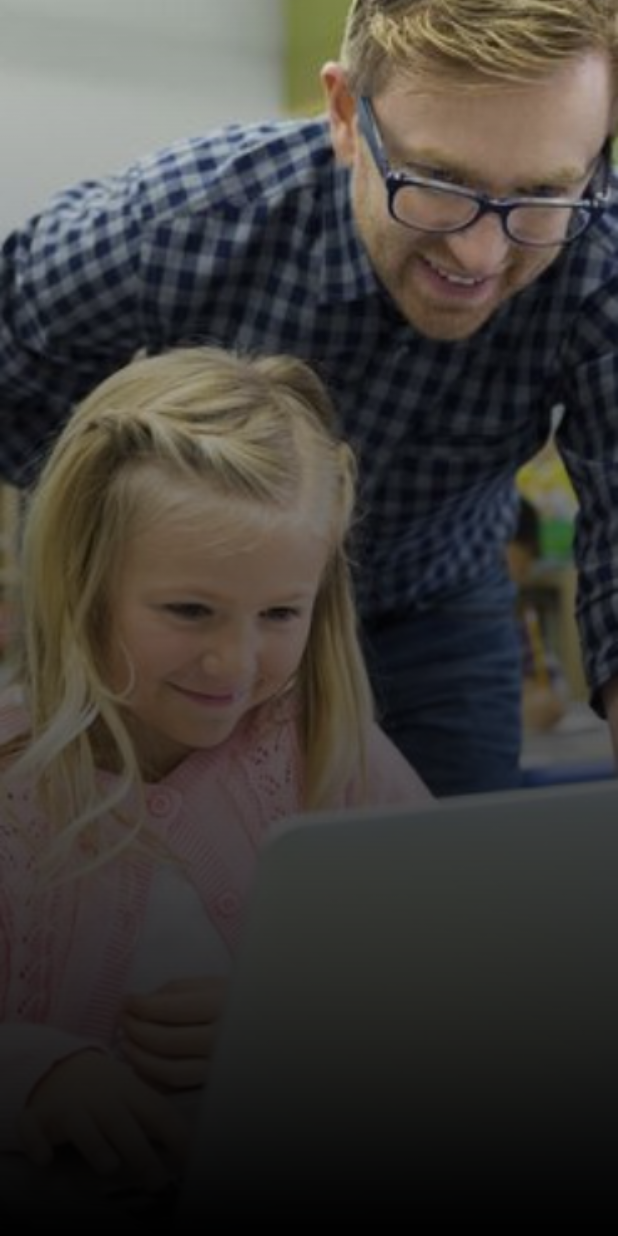
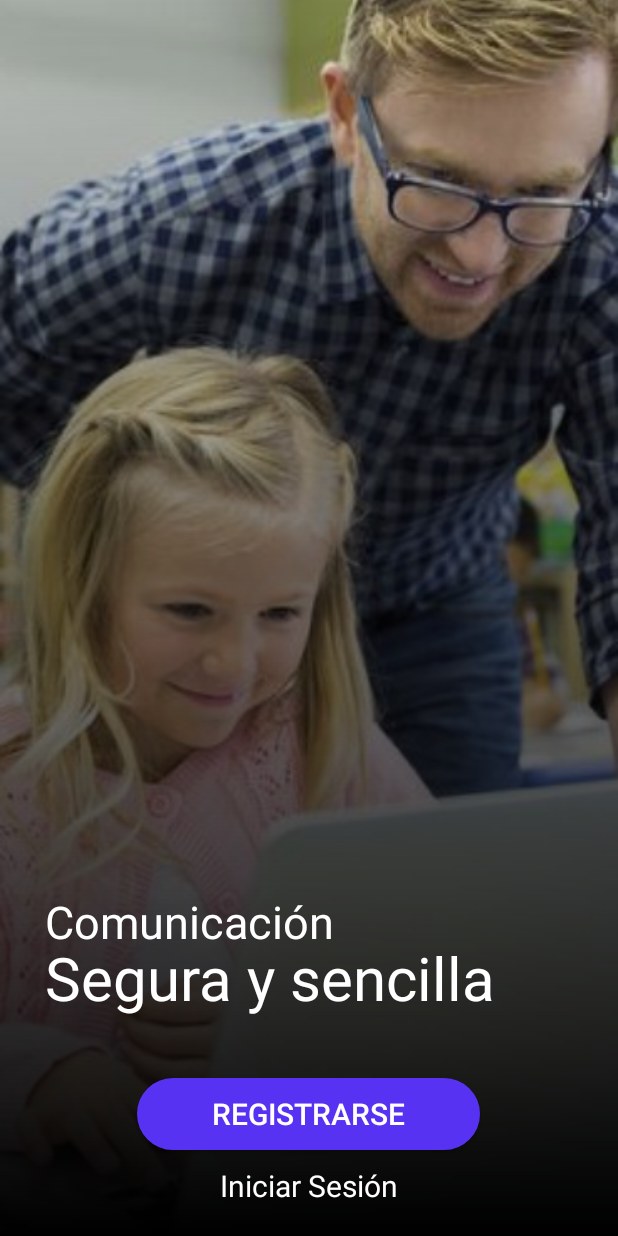
Before and after one commit to ErikG2002/MyChat, an Android app: the screen it shows after launch (Slider), on a phone screen of 412 x 824 dp. Run offline under Robolectric (Android 15) with nearby library versions, the phone set to English and light mode, and no system bars.

Commit message:
add text's, buttons and link's

```diff
--- a/app/src/main/java/com/example/mychat/Slider.java
+++ b/app/src/main/java/com/example/mychat/Slider.java
@@ -2,13 +2,42 @@ package com.example.mychat;
 
 import androidx.appcompat.app.AppCompatActivity;
 
+import android.content.Intent;
 import android.os.Bundle;
+import android.view.View;
+import android.widget.Button;
+import android.widget.TextView;
 
 public class Slider extends AppCompatActivity {
+
+    private Button goToRegisterSlider;
+    private TextView goToLoginSlider;
+    private Intent register, login;
 
     @Override
     protected void onCreate(Bundle savedInstanceState) {
         super.onCreate(savedInstanceState);
         setContentView(R.layout.activity_slider);
+
+        goToRegisterSlider = findViewById(R.id.goToRegisterSlider);
+        goToLoginSlider = findViewById(R.id.goToLoginSlider);
+        register = new Intent(this, Register.class);
+        login = new Intent(this, Login.class);
+
+        goToRegisterSlider.setOnClickListener(new View.OnClickListener() {
+            @Override
+            public void onClick(View v) {
+                startActivity(register);
+                finish();
+            }
+        });
+
+        goToLoginSlider.setOnClickListener(new View.OnClickListener() {
+            @Override
+            public void onClick(View v) {
+                startActivity(login);
+                finish();
+            }
+        });
     }
 }
--- a/app/src/main/res/layout/activity_slider.xml
+++ b/app/src/main/res/layout/activity_slider.xml
@@ -16,6 +16,56 @@
         android:layout_width="match_parent"
         android:layout_height="match_parent"
         android:background="@drawable/gradient_black"/>
+    <ScrollView
+        android:layout_width="match_parent"
+        android:layout_height="wrap_content"
+        app:layout_constraintBottom_toBottomOf="parent">
+        <LinearLayout
+            android:layout_width="match_parent"
+            android:layout_height="wrap_content"
+            android:orientation="vertical">
+            <LinearLayout
+                android:layout_width="match_parent"
+                android:layout_height="wrap_content"
+                android:orientation="vertical"
+                android:layout_marginLeft="30dp">
+                <TextView
+                    android:layout_width="wrap_content"
+                    android:layout_height="wrap_content"
+                    android:text="Comunicación"
+                    android:textSize="30sp"
+                    android:layout_marginBottom="-10dp"
+                    android:textColor="@color/colorWhite"/>
+                <TextView
+                    android:layout_width="wrap_content"
+                    android:layout_height="wrap_content"
+                    android:text="Segura y sencilla"
+                    android:textSize="40sp"
+                    android:textColor="@color/colorWhite"/>
+            </LinearLayout>
+            <Button
+                android:id="@+id/goToRegisterSlider"
+                android:layout_width="wrap_content"
+                android:layout_height="wrap_content"
+                android:text="@string/check_in"
+                android:background="@drawable/border_botton"
+                android:paddingLeft="50dp"
+                android:paddingRight="50dp"
+                android:textSize="20sp"
+                android:layout_gravity="center"
+                android:layout_marginBottom="10dp"
+                android:layout_marginTop="40dp"/>
+            <TextView
+                android:id="@+id/goToLoginSlider"
+                android:layout_width="wrap_content"
+                android:layout_height="wrap_content"
+                android:textSize="20sp"
+                android:text="@string/login"
+                android:layout_gravity="center"
+                android:layout_marginBottom="20dp"
+                android:textColor="@color/colorWhite"/>
+        </LinearLayout>
+    </ScrollView>
 
 
 </androidx.constraintlayout.widget.ConstraintLayout>
--- a/app/src/main/res/values/strings.xml
+++ b/app/src/main/res/values/strings.xml
@@ -1,6 +1,7 @@
 <resources>
     <string name="app_name">MyChat</string>
     <string name="register">Registro</string>
+    <string name="check_in">Registrarse</string>
     <string name="login">Iniciar Sesión</string>
     <string name="questionRegister">¿Ya tienes cuenta?</string>
     <string name="questionLogin">¿No tienes cuenta?</string>
```
